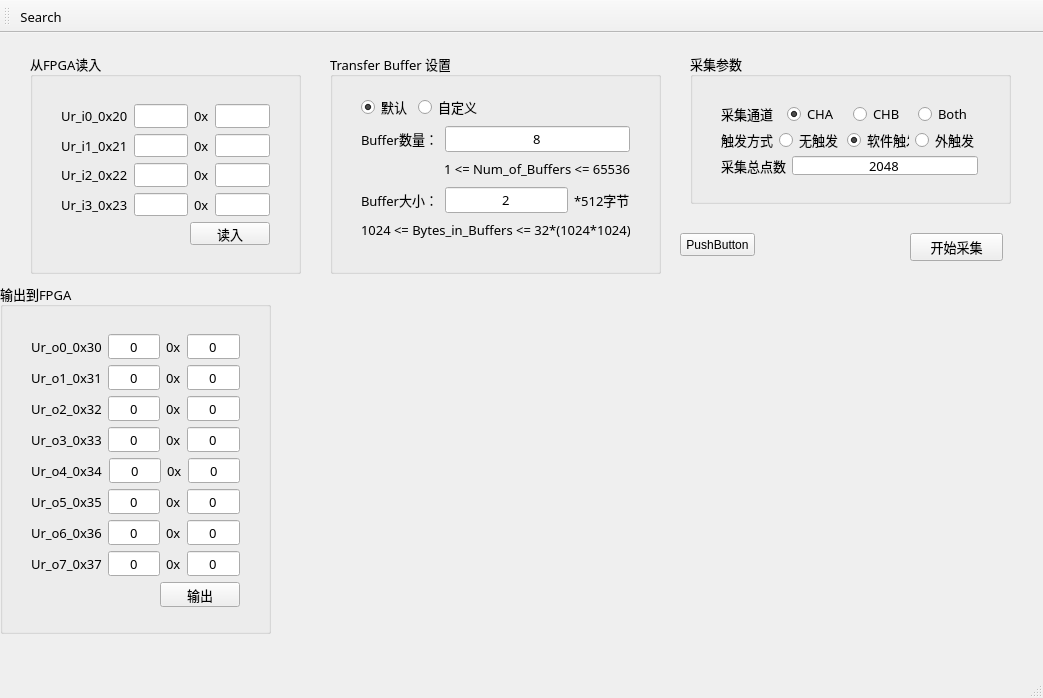
First picture: the form in mainwindow.ui, repository yaojiaojiao/CStreamingCaptureFinal, before the edit.
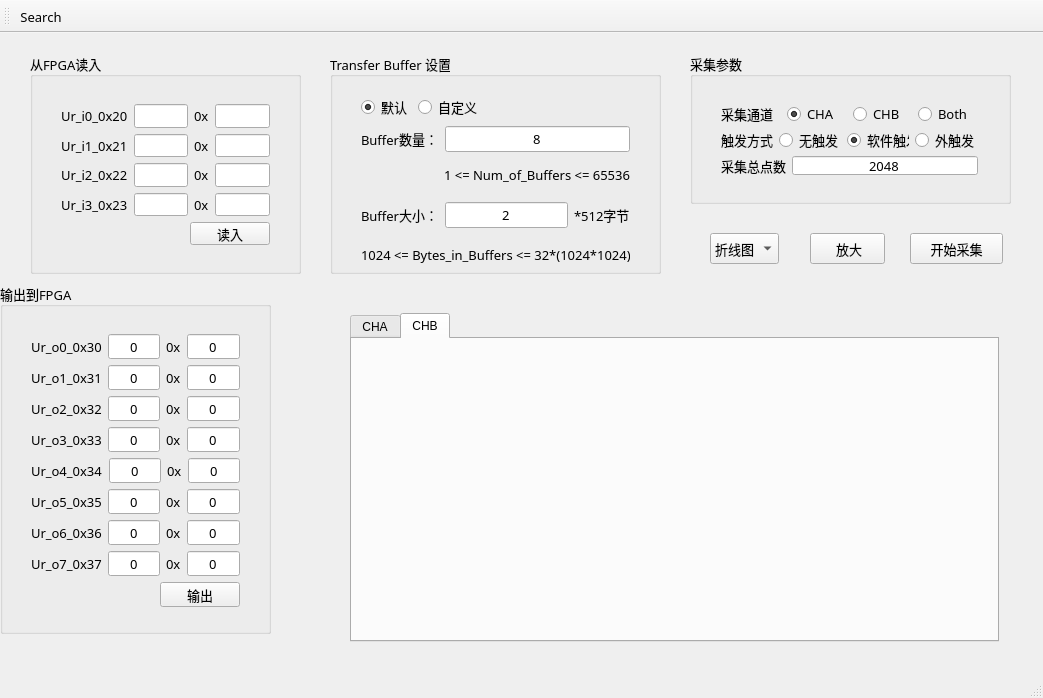
Second picture: the form after the edit.

Diff of the .ui file:
```diff
--- a/mainwindow.ui
+++ b/mainwindow.ui
@@ -23,7 +23,7 @@
       <x>910</x>
       <y>200</y>
       <width>93</width>
-      <height>28</height>
+      <height>31</height>
      </rect>
     </property>
     <property name="font">
@@ -937,7 +937,7 @@
        <x>20</x>
        <y>30</y>
        <width>291</width>
-       <height>170</height>
+       <height>200</height>
       </rect>
      </property>
      <layout class="QVBoxLayout" name="verticalLayout_3">
@@ -1344,29 +1344,95 @@
      </layout>
     </widget>
    </widget>
-   <widget class="QPushButton" name="testButton">
+   <widget class="QComboBox" name="methodBox">
     <property name="geometry">
      <rect>
-      <x>680</x>
+      <x>710</x>
+      <y>200</y>
+      <width>69</width>
+      <height>31</height>
+     </rect>
+    </property>
+    <property name="font">
+     <font>
+      <family>微软雅黑</family>
+      <pointsize>10</pointsize>
+     </font>
+    </property>
+    <item>
+     <property name="text">
+      <string>折线图</string>
+     </property>
+    </item>
+    <item>
+     <property name="text">
+      <string>条形图</string>
+     </property>
+    </item>
+   </widget>
+   <widget class="QPushButton" name="pushButton">
+    <property name="geometry">
+     <rect>
+      <x>810</x>
       <y>200</y>
       <width>75</width>
-      <height>23</height>
+      <height>31</height>
      </rect>
     </property>
+    <property name="font">
+     <font>
+      <family>微软雅黑</family>
+      <pointsize>10</pointsize>
+     </font>
+    </property>
     <property name="text">
-     <string>PushButton</string>
+     <string> 放大</string>
     </property>
    </widget>
-   <widget class="QWidget" name="verticalLayoutWidget">
+   <widget class="QTabWidget" name="tabWidget">
     <property name="geometry">
      <rect>
-      <x>310</x>
-      <y>240</y>
-      <width>691</width>
-      <height>371</height>
+      <x>350</x>
+      <y>280</y>
+      <width>649</width>
+      <height>329</height>
      </rect>
     </property>
-    <layout class="QVBoxLayout" name="verticalLayout_5"/>
+    <property name="currentIndex">
+     <number>1</number>
+    </property>
+    <widget class="QWidget" name="CHA">
+     <attribute name="title">
+      <string>CHA</string>
+     </attribute>
+     <widget class="QWidget" name="verticalLayoutWidget">
+      <property name="geometry">
+       <rect>
+        <x>0</x>
+        <y>0</y>
+        <width>651</width>
+        <height>311</height>
+       </rect>
+      </property>
+      <layout class="QVBoxLayout" name="verticalLayout_CHA"/>
+     </widget>
+    </widget>
+    <widget class="QWidget" name="CHB">
+     <attribute name="title">
+      <string>CHB</string>
+     </attribute>
+     <widget class="QWidget" name="verticalLayoutWidget_2">
+      <property name="geometry">
+       <rect>
+        <x>0</x>
+        <y>0</y>
+        <width>651</width>
+        <height>311</height>
+       </rect>
+      </property>
+      <layout class="QVBoxLayout" name="verticalLayout_CHB"/>
+     </widget>
+    </widget>
    </widget>
   </widget>
   <widget class="QMenuBar" name="menuBar">
```
